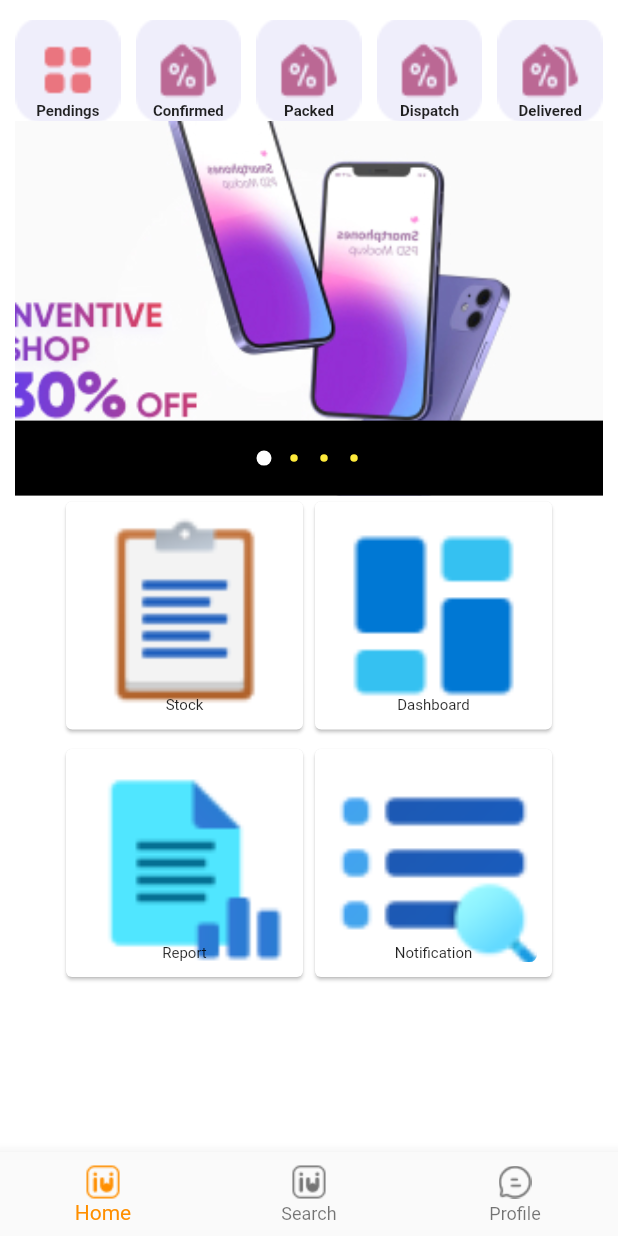
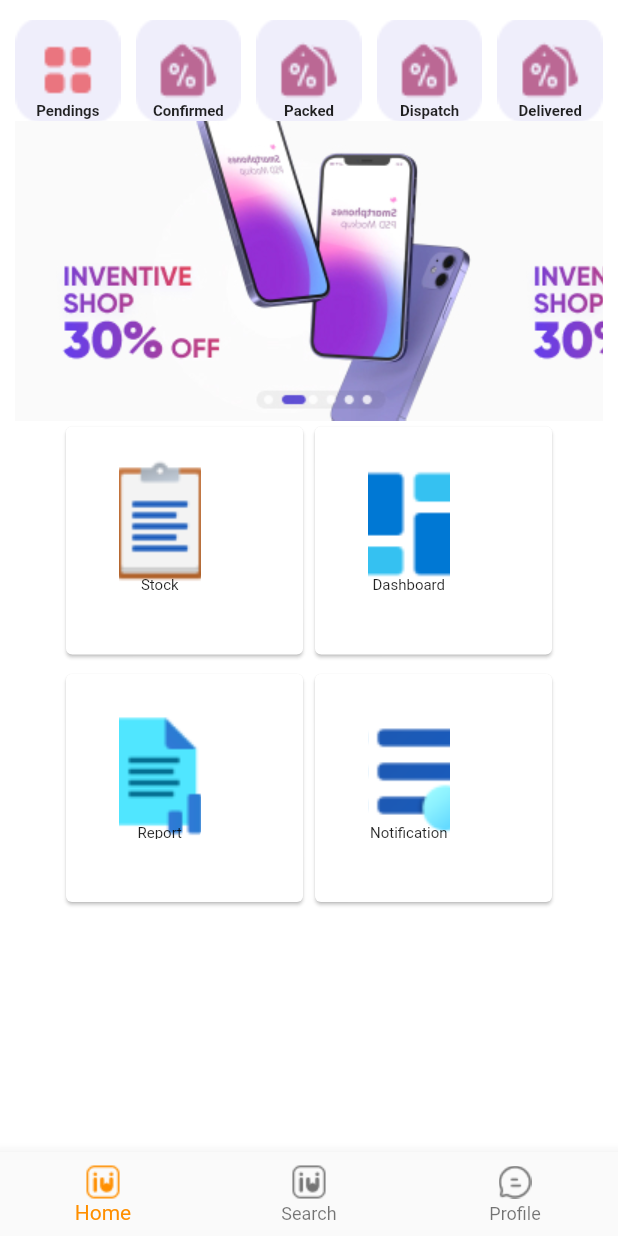
Before and after one commit to perfectandroid/neo, a Flutter app: the HomePage screen opened directly, on a phone screen of 412 x 824 dp. Run offline on Flutter 3.47's test engine with Material 2 defaults, Android fonts, the light colour scheme and no system bars; drawn by our look-alikes of carousel_pro, carousel_slider; our stand-ins replace connectivity_plus, fluttertoast, get, introduction_screen, lottie, progress_dialog and 1 more; missing offline and left inert: loading_progress, overlay_progress_indicator; accounts and stored records are empty; network calls fail.

Commit message:
design changes

```diff
--- a/lib/Screens/Home/home_page.dart
+++ b/lib/Screens/Home/home_page.dart
@@ -1,4 +1,5 @@
 import 'package:carousel_pro/carousel_pro.dart';
+import 'package:carousel_slider/carousel_slider.dart';
 import 'package:flutter/material.dart';
 import 'package:flutter/services.dart';
 import 'package:neo/Model/HomeList.dart';
@@ -268,6 +269,31 @@ class _HomePageState extends State<HomePage> {
               ],
             ),
             Container(
+              child:CarouselSlider(
+                  options: CarouselOptions(height:200,autoPlay: true),
+                  items: [
+                    MyImageView("assets/images/banner.jpg"),
+                    MyImageView("assets/images/banner.jpg"),
+                    MyImageView("assets/images/banner.jpg"),
+                    MyImageView("assets/images/banner.jpg"),
+                  ]
+
+               /* images: [
+
+                  AssetImage('assets/images/banner.jpg'),
+                  AssetImage('assets/images/banner.jpg'),
+                  AssetImage('assets/images/banner.jpg'),
+                  AssetImage('assets/images/banner.jpg'),
+
+                ],
+                //Slider Container properties
+                options: CarouselOptions(
+                  autoPlay: true,
+                ),*/
+
+              ),
+            ),
+           /* Container(
               height: 250,
 
               child: Carousel(
@@ -283,12 +309,12 @@ class _HomePageState extends State<HomePage> {
                 ],
 
                 autoplay: true,
-                dotColor: Colors.yellow,
-                dotBgColor: Colors.black,
-                dotSize: 5.0,
-                dotSpacing: 20.0,
+               // dotColor: Colors.yellow,
+             //   dotBgColor: Colors.black,
+               // dotSize: 5.0,
+             //   dotSpacing: 20.0,
               ),
-            ),
+            ),*/
            /* GridView.builder(
               itemCount: myImageAndCaption.length,
               gridDelegate: SliverGridDelegateWithFixedCrossAxisCount(
@@ -327,21 +353,22 @@ class _HomePageState extends State<HomePage> {
                     child: Stack(
                       children: [
                         Column(
-                          crossAxisAlignment: CrossAxisAlignment.stretch,
+                          crossAxisAlignment: CrossAxisAlignment.center,
                           children: [
                        //     SizedBox.expand(
 
                                 Container(
-/*
-                                   width: 20.0,
-                                   height: 20.0,*/
-                                //  margin: const EdgeInsets.only(top: 55.0),
-                                  padding: const EdgeInsets.only(top: 85.0),
+                                  alignment: Alignment.center,
+                                  width: 55.0,
+                                  height: 90.0,
+                                  margin: const EdgeInsets.only(top: 10.0,left: 25.0,bottom: 10.0),
+                                  //padding: const EdgeInsets.only(top: 85.0),
                                   decoration: BoxDecoration(
                                     borderRadius: BorderRadius.circular(5),
 
                                     // shape: BoxShape.circle,
                                     image: DecorationImage(
+                                      scale: 1.5,
                                       fit: BoxFit.cover,
                                       image: AssetImage(myImageAndCaption[i].image),
 
@@ -349,13 +376,11 @@ class _HomePageState extends State<HomePage> {
 
                                   ),
                                   child:Container(
-                                    padding: const EdgeInsets.only(top: 35.0),
+                                    padding: const EdgeInsets.only(top: 80.0),
                                     alignment: Alignment.bottomCenter,
                                     child: new Text(myImageAndCaption[i].title,
                                         style: new TextStyle(
                                           fontWeight: FontWeight.normal,
-
-
                                           fontSize: 10.0,
 
 
@@ -733,3 +758,23 @@ class _HomePageState extends State<HomePage> {
 
 
 }
+
+class MyImageView extends StatelessWidget{
+
+  String imgPath;
+
+  MyImageView(this.imgPath);
+
+  @override
+  Widget build(BuildContext context) {
+    // TODO: implement build
+    return Container(
+        margin: EdgeInsets.symmetric(horizontal: 5),
+        child: FittedBox(
+          fit: BoxFit.cover,
+          child: Image.asset(imgPath,),
+        )
+    );
+  }
+
+}
--- a/pubspec.yaml
+++ b/pubspec.yaml
@@ -38,6 +38,7 @@ dependencies:
   # Use with the CupertinoIcons class for iOS style icons.
   cupertino_icons: ^1.0.2
   carousel_pro: ^1.0.0
+  carousel_slider: ^3.0.0
   introduction_screen: ^2.1.0
 #  shared_preferences: ^2.0.11
   shared_preferences: ^0.5.4+8
@@ -51,7 +52,7 @@ dependencies:
   loading_progress: ^1.0.2
   overlay_progress_indicator: ^0.0.2
   flutter_svg: ^0.22.0
-
+  flutter_swiper: 1.1.6
 
 
 dev_dependencies:
```
Also changed, not shown: pubspec.lock.
